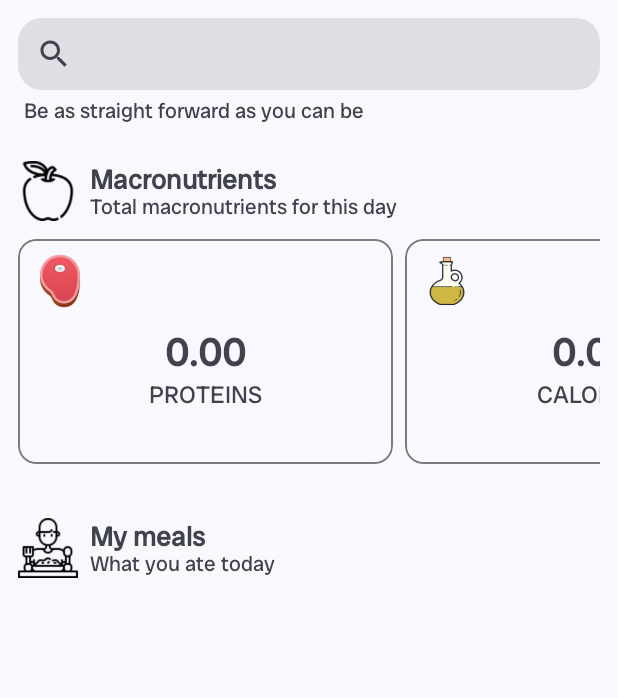
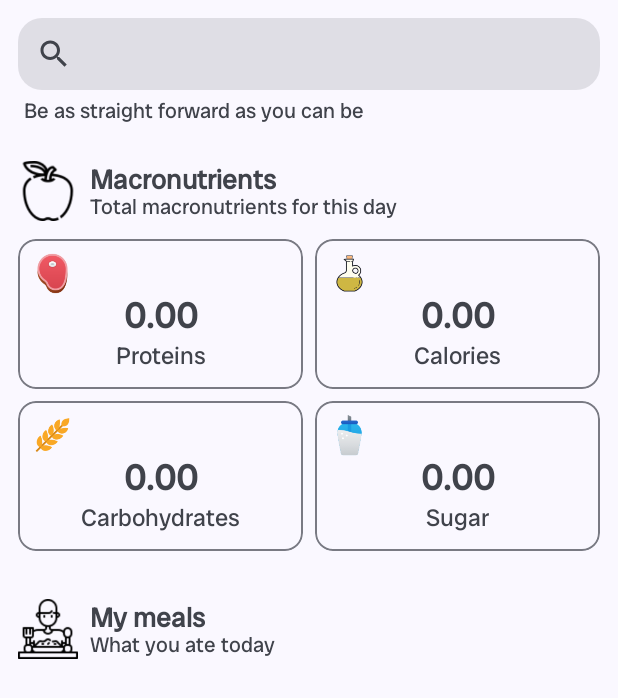
Before and after one commit to AleksandarTheGreat/Nutrition, an Android app: the fragment FragmentADay placed in its activity, on a phone screen of 412 x 824 dp. Shown: the top 698 px of the screen. Run offline under Robolectric (Android 15) with nearby library versions, the phone set to English and light mode, and no system bars; our stand-ins replace Volley; libraries missing offline, so code that uses them is left out: com.anychart, com.anychart.chart, com.anychart.charts, com.anychart.core, com.anychart.enums and 1 more; 29 statements that could not run were skipped.

Commit message:
Changed the macronutrinets layout

```diff
--- a/app/src/main/res/layout/activity_main.xml
+++ b/app/src/main/res/layout/activity_main.xml
@@ -417,7 +417,7 @@
             <TextView
                 android:layout_height="wrap_content"
                 android:layout_width="0dp"
-                android:text="Keep track of your eaten products throught a day"
+                android:text="Keep track of your eaten foods through out the day"
                 android:layout_marginStart="8dp"
                 app:layout_constraintLeft_toRightOf="@id/imageViewIconSection3"
                 app:layout_constraintTop_toBottomOf="@id/textViewSubTitleSection3"
--- a/app/src/main/res/layout/fragment_a_day.xml
+++ b/app/src/main/res/layout/fragment_a_day.xml
@@ -74,35 +74,38 @@
 
     </androidx.constraintlayout.widget.ConstraintLayout>
 
-    <HorizontalScrollView
-        android:id="@+id/horizontalScrollViewFragmentADay"
-        android:layout_height="150dp"
+    <GridLayout
+        android:id="@+id/gridLayoutFragmentADay"
+        android:layout_height="wrap_content"
         android:layout_width="match_parent"
+        android:layout_marginHorizontal="12dp"
+        android:layout_marginBottom="32dp"
         android:layout_below="@id/subtitleLayoutStatsFragmentADay"
-        android:layout_marginBottom="36dp"
-        android:layout_marginHorizontal="12dp"
-        android:scrollbars="none">
-
-        <LinearLayout
-            android:layout_width="match_parent"
-            android:layout_height="match_parent"
-            android:orientation="horizontal">
+        android:rowCount="2"
+        android:columnCount="2">
 
         <com.google.android.material.card.MaterialCardView
-                android:layout_height="match_parent"
-                android:layout_width="250dp"
-                android:layout_marginEnd="4dp">
+            android:layout_height="100dp"
+            android:layout_width="0dp"
+            android:layout_row="0"
+            android:layout_column="0"
+            android:layout_rowWeight="1"
+            android:layout_columnWeight="1"
+            android:layout_gravity="fill"
+            android:layout_marginEnd="4dp"
+            android:layout_marginBottom="4dp"
+            >
 
             <androidx.constraintlayout.widget.ConstraintLayout
-                    android:layout_width="match_parent"
-                    android:layout_height="match_parent">
+                android:layout_height="match_parent"
+                android:layout_width="match_parent">
 
                 <ImageView
-                        android:layout_height="40dp"
-                        android:layout_width="40dp"
+                    android:layout_height="30dp"
+                    android:layout_width="30dp"
                     android:layout_margin="8dp"
                     android:src="@drawable/ic_steak"
-                        app:layout_constraintLeft_toLeftOf="parent"
+                    app:layout_constraintStart_toStartOf="parent"
                     app:layout_constraintTop_toTopOf="parent"
                     />
 
@@ -110,23 +113,22 @@
                     android:id="@+id/textViewNutrient1Number"
                     android:layout_height="wrap_content"
                     android:layout_width="wrap_content"
-                        android:text="1024g"
-                        android:textSize="26sp"
+                    android:text="0.00"
+                    android:textSize="24sp"
                     android:textStyle="bold"
+                    app:layout_constraintStart_toStartOf="parent"
+                    app:layout_constraintEnd_toEndOf="parent"
                     app:layout_constraintTop_toTopOf="parent"
-                        app:layout_constraintLeft_toLeftOf="parent"
-                        app:layout_constraintRight_toRightOf="parent"
                     app:layout_constraintBottom_toBottomOf="parent"
                     />
 
                 <TextView
-                        android:id="@+id/textViewNutrient1"
+                    android:layout_height="wrap_content"
                     android:layout_width="wrap_content"
-                        android:layout_height="wrap_content"
-                        android:text="PROTEINS"
+                    android:text="Proteins"
                     android:textSize="16sp"
-                        app:layout_constraintLeft_toLeftOf="parent"
-                        app:layout_constraintRight_toRightOf="parent"
+                    app:layout_constraintStart_toStartOf="parent"
+                    app:layout_constraintEnd_toEndOf="parent"
                     app:layout_constraintTop_toBottomOf="@id/textViewNutrient1Number"
                     />
 
@@ -135,45 +137,51 @@
         </com.google.android.material.card.MaterialCardView>
 
         <com.google.android.material.card.MaterialCardView
-                android:layout_height="match_parent"
-                android:layout_width="250dp"
-                android:layout_marginHorizontal="4dp">
+            android:layout_height="100dp"
+            android:layout_width="0dp"
+            android:layout_row="0"
+            android:layout_column="1"
+            android:layout_rowWeight="1"
+            android:layout_columnWeight="1"
+            android:layout_gravity="fill"
+            android:layout_marginStart="4dp"
+            android:layout_marginBottom="4dp"
+            >
 
             <androidx.constraintlayout.widget.ConstraintLayout
-                    android:layout_width="match_parent"
-                    android:layout_height="match_parent">
+                android:layout_height="match_parent"
+                android:layout_width="match_parent">
 
                 <ImageView
-                        android:layout_height="40dp"
-                        android:layout_width="40dp"
+                    android:layout_height="30dp"
+                    android:layout_width="30dp"
                     android:layout_margin="8dp"
                     android:src="@drawable/ic_olive_oil"
-                        app:layout_constraintLeft_toLeftOf="parent"
+                    app:layout_constraintStart_toStartOf="parent"
                     app:layout_constraintTop_toTopOf="parent"
-                        />
-
-                    <TextView
-                        android:id="@+id/textViewNutrient2"
-                        android:layout_width="wrap_content"
-                        android:layout_height="wrap_content"
-                        android:text="CALORIES"
-                        android:textSize="16sp"
-                        app:layout_constraintLeft_toLeftOf="parent"
-                        app:layout_constraintRight_toRightOf="parent"
-                        app:layout_constraintTop_toBottomOf="@id/textViewNutrient2Number"
                     />
 
                 <TextView
                     android:id="@+id/textViewNutrient2Number"
                     android:layout_height="wrap_content"
                     android:layout_width="wrap_content"
-                        android:text="1024g"
-                        android:textSize="26sp"
+                    android:text="0.00"
+                    android:textSize="24sp"
                     android:textStyle="bold"
+                    app:layout_constraintStart_toStartOf="parent"
+                    app:layout_constraintEnd_toEndOf="parent"
                     app:layout_constraintTop_toTopOf="parent"
-                        app:layout_constraintLeft_toLeftOf="parent"
-                        app:layout_constraintRight_toRightOf="parent"
                     app:layout_constraintBottom_toBottomOf="parent"
+                    />
+
+                <TextView
+                    android:layout_height="wrap_content"
+                    android:layout_width="wrap_content"
+                    android:text="Calories"
+                    android:textSize="16sp"
+                    app:layout_constraintStart_toStartOf="parent"
+                    app:layout_constraintEnd_toEndOf="parent"
+                    app:layout_constraintTop_toBottomOf="@id/textViewNutrient2Number"
                     />
 
             </androidx.constraintlayout.widget.ConstraintLayout>
@@ -181,45 +189,51 @@
         </com.google.android.material.card.MaterialCardView>
 
         <com.google.android.material.card.MaterialCardView
-                android:layout_height="match_parent"
-                android:layout_width="250dp"
-                android:layout_marginHorizontal="4dp">
+            android:layout_height="100dp"
+            android:layout_width="0dp"
+            android:layout_row="1"
+            android:layout_column="0"
+            android:layout_rowWeight="1"
+            android:layout_columnWeight="1"
+            android:layout_gravity="fill"
+            android:layout_marginEnd="4dp"
+            android:layout_marginTop="4dp"
+            >
 
             <androidx.constraintlayout.widget.ConstraintLayout
-                    android:layout_width="match_parent"
-                    android:layout_height="match_parent">
+                android:layout_height="match_parent"
+                android:layout_width="match_parent">
 
                 <ImageView
-                        android:layout_height="40dp"
-                        android:layout_width="40dp"
+                    android:layout_height="30dp"
+                    android:layout_width="30dp"
                     android:layout_margin="8dp"
                     android:src="@drawable/ic_wheat"
-                        app:layout_constraintLeft_toLeftOf="parent"
+                    app:layout_constraintStart_toStartOf="parent"
                     app:layout_constraintTop_toTopOf="parent"
-                        />
-
-                    <TextView
-                        android:id="@+id/textViewNutrient3"
-                        android:layout_width="wrap_content"
-                        android:layout_height="wrap_content"
-                        android:text="CARBOHYDRATES"
-                        android:textSize="16sp"
-                        app:layout_constraintLeft_toLeftOf="parent"
-                        app:layout_constraintRight_toRightOf="parent"
-                        app:layout_constraintTop_toBottomOf="@id/textViewNutrient3Number"
                     />
 
                 <TextView
                     android:id="@+id/textViewNutrient3Number"
                     android:layout_height="wrap_content"
                     android:layout_width="wrap_content"
-                        android:text="1024g"
-                        android:textSize="26sp"
+                    android:text="0.00"
+                    android:textSize="24sp"
                     android:textStyle="bold"
+                    app:layout_constraintStart_toStartOf="parent"
+                    app:layout_constraintEnd_toEndOf="parent"
                     app:layout_constraintTop_toTopOf="parent"
-                        app:layout_constraintLeft_toLeftOf="parent"
-                        app:layout_constraintRight_toRightOf="parent"
                     app:layout_constraintBottom_toBottomOf="parent"
+                    />
+
+                <TextView
+                    android:layout_height="wrap_content"
+                    android:layout_width="wrap_content"
+                    android:text="Carbohydrates"
+                    android:textSize="16sp"
+                    app:layout_constraintStart_toStartOf="parent"
+                    app:layout_constraintEnd_toEndOf="parent"
+                    app:layout_constraintTop_toBottomOf="@id/textViewNutrient3Number"
                     />
 
             </androidx.constraintlayout.widget.ConstraintLayout>
@@ -227,63 +241,66 @@
         </com.google.android.material.card.MaterialCardView>
 
         <com.google.android.material.card.MaterialCardView
-                android:layout_height="match_parent"
-                android:layout_width="250dp"
-                android:layout_marginHorizontal="4dp">
+            android:layout_height="100dp"
+            android:layout_width="0dp"
+            android:layout_row="1"
+            android:layout_column="1"
+            android:layout_rowWeight="1"
+            android:layout_columnWeight="1"
+            android:layout_gravity="fill"
+            android:layout_marginStart="4dp"
+            android:layout_marginTop="4dp"
+            >
 
             <androidx.constraintlayout.widget.ConstraintLayout
-                    android:layout_width="match_parent"
-                    android:layout_height="match_parent">
+                android:layout_height="match_parent"
+                android:layout_width="match_parent">
 
                 <ImageView
-                        android:layout_height="40dp"
-                        android:layout_width="40dp"
+                    android:layout_height="30dp"
+                    android:layout_width="30dp"
                     android:layout_margin="8dp"
                     android:src="@drawable/ic_sugar"
-                        app:layout_constraintLeft_toLeftOf="parent"
+                    app:layout_constraintStart_toStartOf="parent"
                     app:layout_constraintTop_toTopOf="parent"
-                        />
-
-                    <TextView
-                        android:id="@+id/textViewNutrient4"
-                        android:layout_width="wrap_content"
-                        android:layout_height="wrap_content"
-                        android:text="SUGARS"
-                        android:textSize="16sp"
-                        app:layout_constraintLeft_toLeftOf="parent"
-                        app:layout_constraintRight_toRightOf="parent"
-                        app:layout_constraintTop_toBottomOf="@id/textViewNutrient4Number"
                     />
 
                 <TextView
                     android:id="@+id/textViewNutrient4Number"
                     android:layout_height="wrap_content"
                     android:layout_width="wrap_content"
-                        android:text="1024g"
-                        android:textSize="26sp"
+                    android:text="0.00"
+                    android:textSize="24sp"
                     android:textStyle="bold"
+                    app:layout_constraintStart_toStartOf="parent"
+                    app:layout_constraintEnd_toEndOf="parent"
                     app:layout_constraintTop_toTopOf="parent"
-                        app:layout_constraintLeft_toLeftOf="parent"
-                        app:layout_constraintRight_toRightOf="parent"
                     app:layout_constraintBottom_toBottomOf="parent"
+                    />
+
+                <TextView
+                    android:layout_height="wrap_content"
+                    android:layout_width="wrap_content"
+                    android:text="Sugar"
+                    android:textSize="16sp"
+                    app:layout_constraintStart_toStartOf="parent"
+                    app:layout_constraintEnd_toEndOf="parent"
+                    app:layout_constraintTop_toBottomOf="@id/textViewNutrient4Number"
                     />
 
             </androidx.constraintlayout.widget.ConstraintLayout>
 
         </com.google.android.material.card.MaterialCardView>
 
-        </LinearLayout>
-
-    </HorizontalScrollView>
+    </GridLayout>
 
     <androidx.constraintlayout.widget.ConstraintLayout
         android:id="@+id/subtitleLayoutSoFarFragmentADay"
         android:layout_height="wrap_content"
         android:layout_width="match_parent"
-        android:layout_below="@id/horizontalScrollViewFragmentADay"
+        android:layout_below="@id/gridLayoutFragmentADay"
         android:layout_marginHorizontal="12dp"
-        android:layout_marginBottom="24dp"
-        >
+        android:layout_marginBottom="24dp">
 
         <ImageView
             android:id="@+id/imageViewIconDay"
```
Lines whose indentation alone changed are shown as unchanged.
